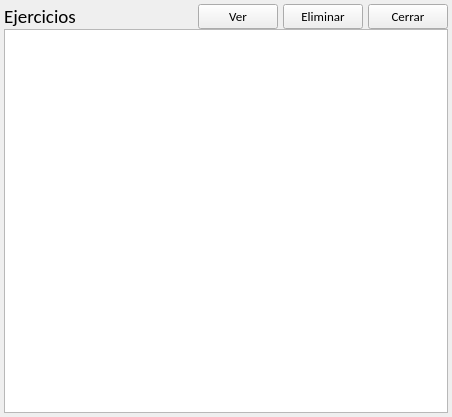
The window that consola-seon/gestor_ejercicios.ui (miglesias91/consola-seon) describes before a commit, drawn with Qt 5.
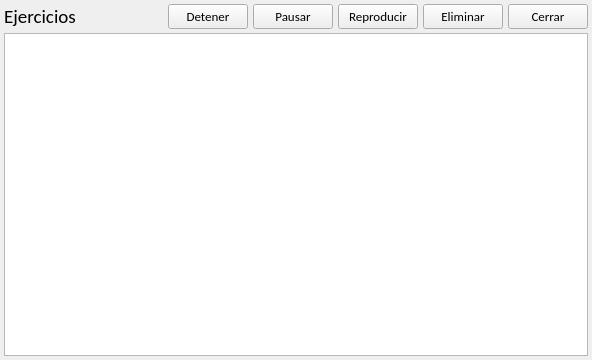
The same window after the commit.

```diff
--- a/consola-seon/gestor_ejercicios.ui
+++ b/consola-seon/gestor_ejercicios.ui
@@ -6,8 +6,8 @@
    <rect>
     <x>0</x>
     <y>0</y>
-    <width>452</width>
-    <height>417</height>
+    <width>592</width>
+    <height>360</height>
    </rect>
   </property>
   <property name="windowTitle">
@@ -15,7 +15,7 @@
   </property>
   <layout class="QVBoxLayout" name="layout_gestor">
    <property name="spacing">
-    <number>0</number>
+    <number>4</number>
    </property>
    <property name="leftMargin">
     <number>4</number>
@@ -53,6 +53,44 @@
        </property>
       </widget>
      </item>
+     <item>
+      <widget class="QPushButton" name="btn_detener">
+       <property name="sizePolicy">
+        <sizepolicy hsizetype="Maximum" vsizetype="Fixed">
+         <horstretch>0</horstretch>
+         <verstretch>0</verstretch>
+        </sizepolicy>
+       </property>
+       <property name="font">
+        <font>
+         <family>Calibri</family>
+         <pointsize>10</pointsize>
+        </font>
+       </property>
+       <property name="text">
+        <string>Detener</string>
+       </property>
+      </widget>
+     </item>
+     <item>
+      <widget class="QPushButton" name="btn_pausar">
+       <property name="sizePolicy">
+        <sizepolicy hsizetype="Maximum" vsizetype="Fixed">
+         <horstretch>0</horstretch>
+         <verstretch>0</verstretch>
+        </sizepolicy>
+       </property>
+       <property name="font">
+        <font>
+         <family>Calibri</family>
+         <pointsize>10</pointsize>
+        </font>
+       </property>
+       <property name="text">
+        <string>Pausar</string>
+       </property>
+      </widget>
+     </item>
      <item>
       <widget class="QPushButton" name="btn_ver">
        <property name="sizePolicy">
@@ -68,7 +106,7 @@
         </font>
        </property>
        <property name="text">
-        <string>Ver</string>
+        <string>Reproducir</string>
        </property>
       </widget>
      </item>
@@ -113,7 +151,26 @@
     </layout>
    </item>
    <item>
-    <widget class="QTableWidget" name="tabla_ejercicios"/>
+    <widget class="QTableWidget" name="tabla_ejercicios">
+     <property name="sizePolicy">
+      <sizepolicy hsizetype="Expanding" vsizetype="Expanding">
+       <horstretch>0</horstretch>
+       <verstretch>0</verstretch>
+      </sizepolicy>
+     </property>
+     <property name="editTriggers">
+      <set>QAbstractItemView::NoEditTriggers</set>
+     </property>
+     <property name="alternatingRowColors">
+      <bool>true</bool>
+     </property>
+     <property name="selectionMode">
+      <enum>QAbstractItemView::SingleSelection</enum>
+     </property>
+     <property name="selectionBehavior">
+      <enum>QAbstractItemView::SelectRows</enum>
+     </property>
+    </widget>
    </item>
   </layout>
  </widget>
```
